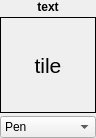
The window that GameEditor/UI/MapEditorModuleBrush.ui (seem-sky/Simple2D-Engine) describes before a commit, drawn with Qt 5.
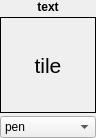
The same window after the commit.

```diff
--- a/GameEditor/UI/MapEditorModuleBrush.ui
+++ b/GameEditor/UI/MapEditorModuleBrush.ui
@@ -33,7 +33,7 @@
     <widget class="QComboBox" name="m_pMode">
      <item>
       <property name="text">
-       <string>Pen</string>
+       <string>pen</string>
       </property>
      </item>
      <item>
```
Left out of the diff: 4 changed lines with no effect on the pictures.
